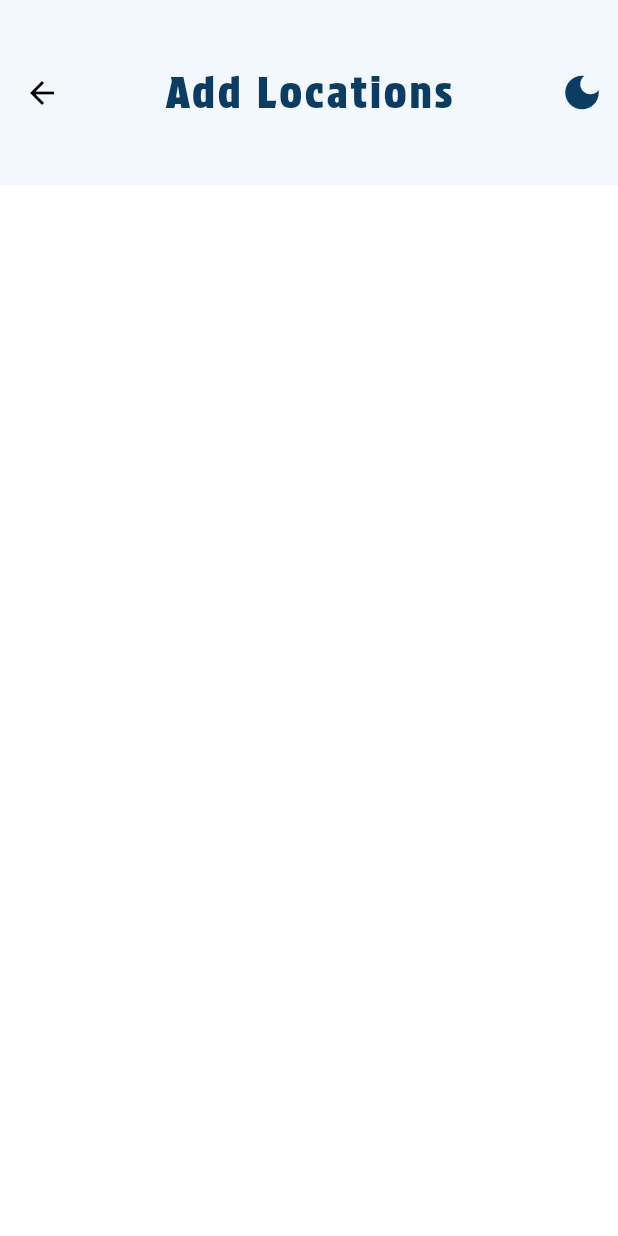
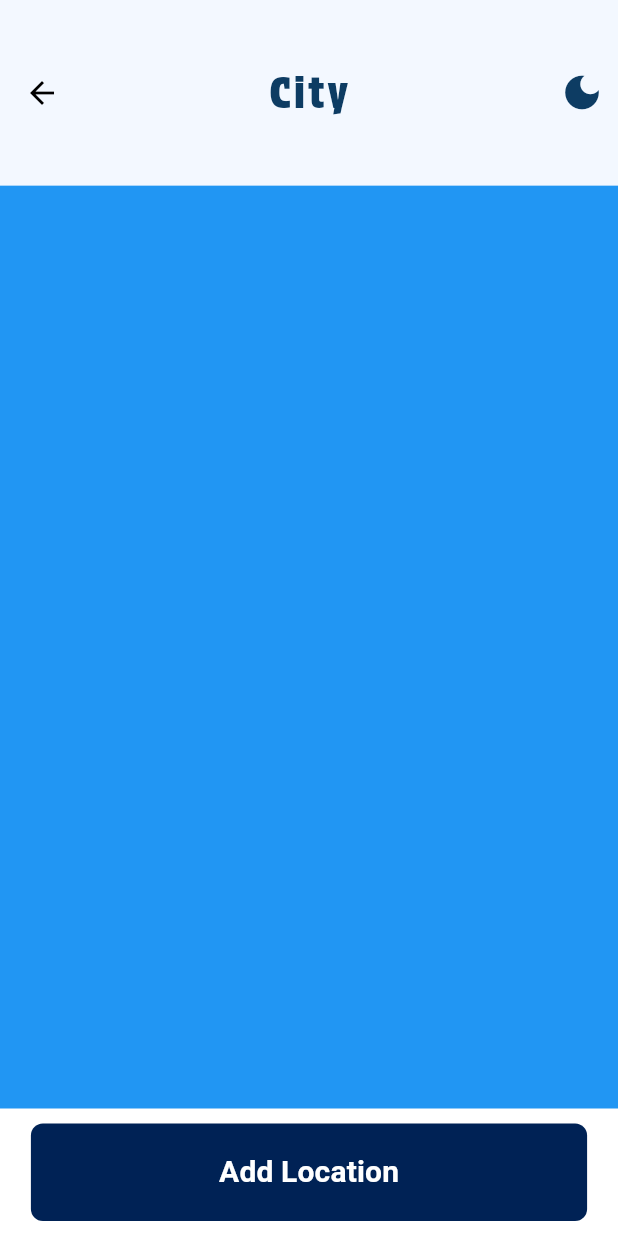
Before and after one commit to kaleabSolomon/WeatherIO, a Flutter app: the AddLocationsPage screen opened directly, on a phone screen of 412 x 824 dp. Run offline on Flutter 3.47's test engine with Material 3 defaults, Android fonts, the phone set to English and light mode, and no system bars; our stand-ins replace flutter_svg, smooth_page_indicator.

Commit message:
add button to add a city to the page

```diff
--- a/lib/pages/add_locations_page.dart
+++ b/lib/pages/add_locations_page.dart
@@ -20,10 +20,39 @@ class _AddLocationsPageState extends State<AddLocationsPage> {
     return Scaffold(
       appBar: MyAppBar(
         height: MediaQuery.of(context).size.height * 0.15,
-        title: "Add Locations",
+        title: "City",
         toggleTheme: toggleTheme,
         appBarActions: [],
       ),
+      body: Column(children: [
+        Expanded(
+            child: Container(
+          color: Colors.blue,
+        )),
+        Container(
+          margin: const EdgeInsets.all(10),
+          width: MediaQuery.of(context).size.width * 0.9,
+          child: TextButton(
+            onPressed: () {},
+            style: TextButton.styleFrom(
+              backgroundColor: Color.fromARGB(255, 0, 34, 85),
+              padding:
+                  const EdgeInsets.symmetric(vertical: 18), // Button padding
+              shape: RoundedRectangleBorder(
+                borderRadius: BorderRadius.circular(8), // Button border radius
+              ),
+            ),
+            child: const Text(
+              "Add Location",
+              style: TextStyle(
+                color: Colors.white,
+                fontWeight: FontWeight.bold,
+                fontSize: 20,
+              ),
+            ),
+          ),
+        )
+      ]),
     );
   }
 }
```
